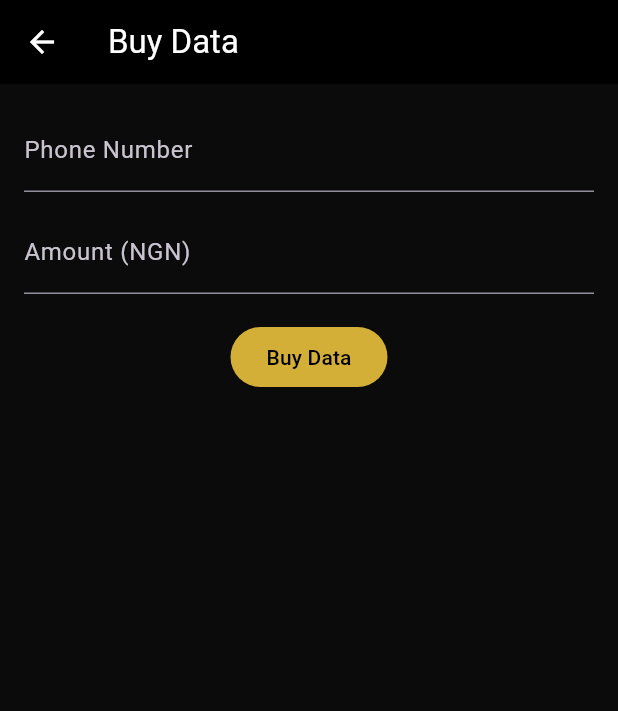
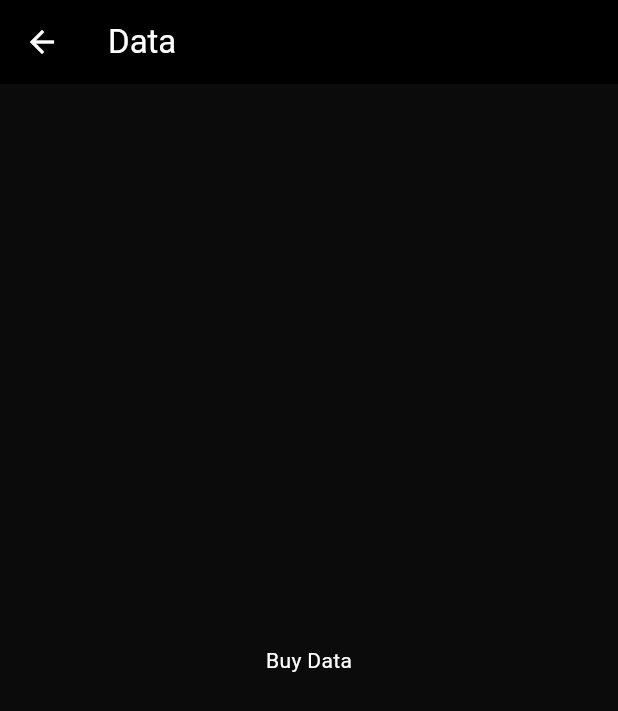
Before and after one commit to Tether-creator/zeus_app_premium, a Flutter app: the DataScreen screen opened by its route, on a phone screen of 412 x 824 dp. Shown: the top 711 px of the screen. Run offline on Flutter 3.47's test engine with Material 3 defaults, Android fonts, the phone set to English and light mode, and no system bars; our stand-ins replace pdf, printing.

Commit message:
Update data_screen.dart

```diff
--- a/lib/screens/data_screen.dart
+++ b/lib/screens/data_screen.dart
@@ -1,63 +1,7 @@
 import 'package:flutter/material.dart';
-import '../theme.dart';
-import '../services/limits.dart';
-
-class DataScreen extends StatefulWidget {
+class DataScreen extends StatelessWidget {
+  const DataScreen({super.key});
   static const route = '/data';
-  const DataScreen({super.key});
-
   @override
-  State<DataScreen> createState() => _DataScreenState();
+  Widget build(BuildContext context) => Scaffold(appBar: AppBar(title: const Text('Data')), body: const Center(child: Text('Buy Data')));
 }
-
-class _DataScreenState extends State<DataScreen> {
-  final _formKey = GlobalKey<FormState>();
-  final _phoneCtrl = TextEditingController();
-  final _amountCtrl = TextEditingController();
-
-  void _submit() {
-    if (!_formKey.currentState!.validate()) return;
-    final amt = double.tryParse(_amountCtrl.text) ?? 0;
-    if (amt > ZeusLimits.dataPerTxn) {
-      ScaffoldMessenger.of(context).showSnackBar(
-        SnackBar(content: Text('Per-transaction limit is ₦${ZeusLimits.dataPerTxn.toInt()}')),
-      );
-      return;
-    }
-    ScaffoldMessenger.of(context).showSnackBar(
-      const SnackBar(content: Text('Data purchase submitted.')),
-    );
-  }
-
-  @override
-  Widget build(BuildContext context) {
-    return Scaffold(
-      appBar: AppBar(title: const Text('Buy Data')),
-      body: Padding(
-        padding: const EdgeInsets.all(16),
-        child: Form(
-          key: _formKey,
-          child: Column(
-            children: [
-              TextFormField(
-                controller: _phoneCtrl,
-                keyboardType: TextInputType.phone,
-                decoration: const InputDecoration(labelText: 'Phone Number'),
-                validator: (v) => v!.length >= 10 ? null : 'Enter valid number',
-              ),
-              const SizedBox(height: 12),
-              TextFormField(
-                controller: _amountCtrl,
-                keyboardType: TextInputType.number,
-                decoration: const InputDecoration(labelText: 'Amount (NGN)'),
-                validator: (v) => (double.tryParse(v ?? '') ?? 0) > 0 ? null : 'Enter amount',
-              ),
-              const SizedBox(height: 18),
-              FilledButton(onPressed: _submit, child: const Text('Buy Data')),
-            ],
-          ),
-        ),
-      ),
-    );
-  }
-}
```
